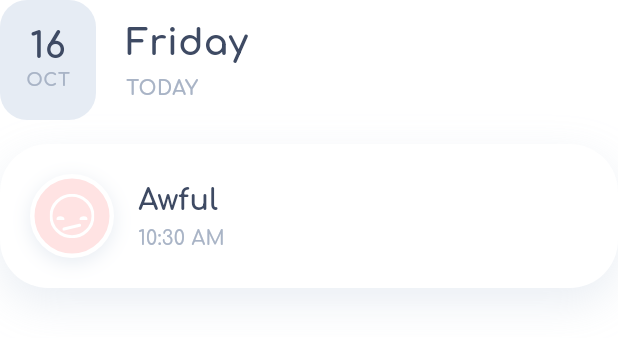
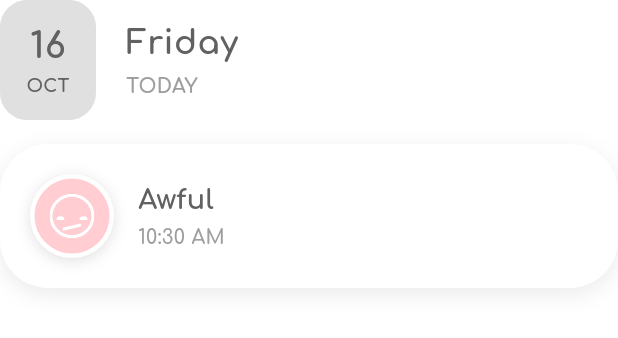
Before and after one commit to timurkabitss-beep/mood_journal, a Flutter app: the MoodEntryWidget widget shown alone on an empty page, opened directly with empty values, on a phone screen of 412 x 824 dp. Shown: the top 338 px of the screen. Run offline on Flutter 3.47's test engine with Material 3 defaults, Android fonts, the phone set to English and light mode, and no system bars; our stand-ins replace firebase_auth, firebase_core, flutter_svg, google_fonts, hive, hive_flutter and 3 more; missing offline and left inert: easy_animated_indexed_stack; accounts and stored records are empty.

Commit message:
feat: the log screen and the user account screen as a whole are completed. The randomness with quotes on the quotes screen has also been fixed.

```diff
--- a/lib/features/dashboard/view/main_dashboard/view/journal_user_screen.dart
+++ b/lib/features/dashboard/view/main_dashboard/view/journal_user_screen.dart
@@ -12,7 +12,6 @@ class JournalUserScreen extends StatelessWidget {
 
   static const int _historyDays = 30;
   static const double _baseMenuHeight = 70.0;
-  static const Color _background = Color(0xFFF1F6FB);
 
   @override
   Widget build(BuildContext context) {
@@ -21,7 +20,7 @@ class JournalUserScreen extends StatelessWidget {
     final repository = MoodRepository.instance;
 
     return Scaffold(
-      backgroundColor: _background,
+      backgroundColor: Colors.grey.shade200,
       body: Stack(
         children: [
           // Перестраивается автоматически при любом изменении записей в Hive
--- a/lib/features/dashboard/view/main_dashboard/view/steps/widgets/journal_screen_widgets/mood_entry_widget.dart
+++ b/lib/features/dashboard/view/main_dashboard/view/steps/widgets/journal_screen_widgets/mood_entry_widget.dart
@@ -4,12 +4,6 @@ import 'package:intl/intl.dart';
 import 'package:mood_journal/features/mood/models/mood_entry_model.dart';
 import 'package:mood_journal/features/mood/models/mood_model.dart';
 import 'package:mood_journal/ui/fonts/all_fonts.dart';
-
-class _C {
-  static const dateBox = Color(0xFFE6ECF4); // плашка с датой
-  static const tagBg = Color(0xFFF1F4F9); // фон тега
-  static const shadow = Color(0xFF9FB3CC); // оттенок тени
-}
 
 class MoodEntryWidget extends StatelessWidget {
   final MoodEntryModel entry;
@@ -33,15 +27,15 @@ class MoodEntryWidget extends StatelessWidget {
   Color _getMoodColor(MoodModel mood) {
     switch (mood) {
       case MoodModel.awesome:
-        return const Color(0xFFE3F6EA);
+        return Colors.green.shade100;
       case MoodModel.good:
-        return const Color(0xFFFFEDEE);
+        return Colors.lime.shade100;
       case MoodModel.neutral:
-        return const Color(0xFFEDF1F7);
+        return Colors.grey.shade200;
       case MoodModel.bad:
-        return const Color(0xFFFFF1E2);
+        return Colors.orange.shade100;
       case MoodModel.awful:
-        return const Color(0xFFFFE3E3);
+        return Colors.red.shade100;
     }
   }
 
@@ -65,7 +59,7 @@ class MoodEntryWidget extends StatelessWidget {
           width: 64,
           height: 80,
           decoration: BoxDecoration(
-            color: _C.dateBox,
+            color: Colors.grey.shade300,
             borderRadius: BorderRadius.circular(18),
           ),
           child: Column(
@@ -119,9 +113,9 @@ class MoodEntryWidget extends StatelessWidget {
         borderRadius: BorderRadius.circular(32),
         boxShadow: [
           BoxShadow(
-            color: _C.shadow.withValues(alpha: 0.22),
-            blurRadius: 24,
-            offset: const Offset(0, 10),
+            color: Colors.black.withValues(alpha: 0.08),
+            blurRadius: 12,
+            offset: const Offset(0, 4),
           ),
         ],
       ),
@@ -139,9 +133,9 @@ class MoodEntryWidget extends StatelessWidget {
                   border: Border.all(color: Colors.white, width: 3),
                   boxShadow: [
                     BoxShadow(
-                      color: _C.shadow.withValues(alpha: 0.25),
-                      blurRadius: 10,
-                      offset: const Offset(0, 3),
+                      color: Colors.black.withValues(alpha: 0.12),
+                      blurRadius: 8,
+                      offset: const Offset(0, 2),
                     ),
                   ],
                 ),
@@ -172,6 +166,13 @@ class MoodEntryWidget extends StatelessWidget {
               ),
             ],
           ),
+          if (entry.notes.trim().isNotEmpty) ...[
+            const SizedBox(height: 16),
+            Text(
+              entry.notes.trim(),
+              style: journal_notes,
+            ),
+          ],
           if (tags.isNotEmpty) ...[
             const SizedBox(height: 16),
             Wrap(
@@ -189,7 +190,7 @@ class MoodEntryWidget extends StatelessWidget {
     return Container(
       padding: const EdgeInsets.symmetric(horizontal: 12, vertical: 8),
       decoration: BoxDecoration(
-        color: _C.tagBg,
+        color: Colors.grey.shade200,
         borderRadius: BorderRadius.circular(14),
       ),
       child: Text(
--- a/lib/ui/fonts/all_fonts.dart
+++ b/lib/ui/fonts/all_fonts.dart
@@ -108,7 +108,7 @@ final first_and_second_dashboards_FTxt =TextStyle(
   color: Color(0xFF2E3E5C),
   fontSize: 18,
   fontWeight: FontWeight.bold,
-  height: 1.3,
+  height: 1.4,
 );
 
 final quote_card_text = TextStyle(
@@ -162,73 +162,88 @@ final settings_widgets_style = TextStyle(
 
 final style_cursor = TextStyle(color: Colors.black87, fontSize: 20, fontWeight: FontWeight.bold);
 
-
-//Styles for JOURNAL SCREEN (+ mood_entry_widget)
-const journal_text_color = Color(0xFF3E4A63);
-const journal_muted_color = Color(0xFFA9B4C6);
-
+//Styles for JOURNAL SCREEN (+ mood_entry_widget + info_journal_widget)
 final journal_title = TextStyle(
-  color: Colors.grey.shade400,
-  fontSize: 40,
+  color: Colors.grey,
+  fontSize: 32,
   fontWeight: FontWeight.w700,
   fontFamily: GoogleFonts.comfortaa().fontFamily,
 );
 
-final journal_empty_text = TextStyle(
-  color: Colors.grey.shade400,
-  fontSize: 16,
-  fontWeight: FontWeight.w600,
+final journal_info_count = TextStyle(
+  color: Colors.grey,
+  fontSize: 28,
+  fontWeight: FontWeight.w700,
+  fontFamily: GoogleFonts.comfortaa().fontFamily,
+);
+
+final journal_info_label = TextStyle(
+  color: Colors.grey.shade600,
+  fontSize: 14,
+  fontWeight: FontWeight.w700,
   fontFamily: GoogleFonts.comfortaa().fontFamily,
 );
 
 final journal_date_day = TextStyle(
-  color: journal_text_color,
-  fontSize: 24,
-  fontWeight: FontWeight.w800,
-  height: 1.1,
-  fontFamily: GoogleFonts.comfortaa().fontFamily,
-);
-
-final journal_date_month = TextStyle(
-  color: journal_muted_color,
-  fontSize: 12,
-  fontWeight: FontWeight.w700,
-  letterSpacing: 0.5,
-  fontFamily: GoogleFonts.comfortaa().fontFamily,
-);
-
-final journal_weekday = TextStyle(
-  color: journal_text_color,
+  color: Colors.grey.shade700,
   fontSize: 24,
   fontWeight: FontWeight.w700,
   fontFamily: GoogleFonts.comfortaa().fontFamily,
 );
 
+final journal_date_month = TextStyle(
+  color:  Colors.grey.shade700,
+  fontSize: 12,
+  fontWeight: FontWeight.w700,
+  fontFamily: GoogleFonts.comfortaa().fontFamily,
+);
+
+final journal_weekday = TextStyle(
+  color: Colors.grey.shade700,
+  fontSize: 22,
+  fontWeight: FontWeight.w700,
+  fontFamily: GoogleFonts.comfortaa().fontFamily,
+);
+
 final journal_days_ago = TextStyle(
-  color: journal_muted_color,
+  color: Colors.grey,
   fontSize: 13,
   fontWeight: FontWeight.w700,
-  letterSpacing: 0.3,
   fontFamily: GoogleFonts.comfortaa().fontFamily,
 );
 
 final journal_mood_title = TextStyle(
-  color: journal_text_color,
-  fontSize: 19,
+  color: Colors.grey.shade700,
+  fontSize: 18,
   fontWeight: FontWeight.w700,
   fontFamily: GoogleFonts.comfortaa().fontFamily,
 );
 
 final journal_time = TextStyle(
-  color: journal_muted_color,
+  color: Colors.grey,
   fontSize: 13,
   fontWeight: FontWeight.w600,
   fontFamily: GoogleFonts.comfortaa().fontFamily,
 );
 
 final journal_tag = TextStyle(
-  color: journal_muted_color,
+  color: Colors.grey,
   fontSize: 13,
   fontWeight: FontWeight.w600,
   fontFamily: GoogleFonts.comfortaa().fontFamily,
 );
+
+final journal_empty_text = TextStyle(
+  color: Colors.grey,
+  fontSize: 16,
+  fontWeight: FontWeight.w600,
+  fontFamily: GoogleFonts.comfortaa().fontFamily,
+);
+
+final journal_notes = TextStyle(
+  color: Colors.grey.shade600,
+  fontSize: 14,
+  fontWeight: FontWeight.w600,
+  height: 1.4,
+  fontFamily: GoogleFonts.comfortaa().fontFamily,
+);
```
Also changed, not shown: lib/features/dashboard/view/main_dashboard/view/steps/quotes_step.dart (+12 -2 lines), lib/features/dashboard/view/main_dashboard/view/steps/widgets/journal_screen_widgets/info_journal_widget.dart (+2 -10 lines).
